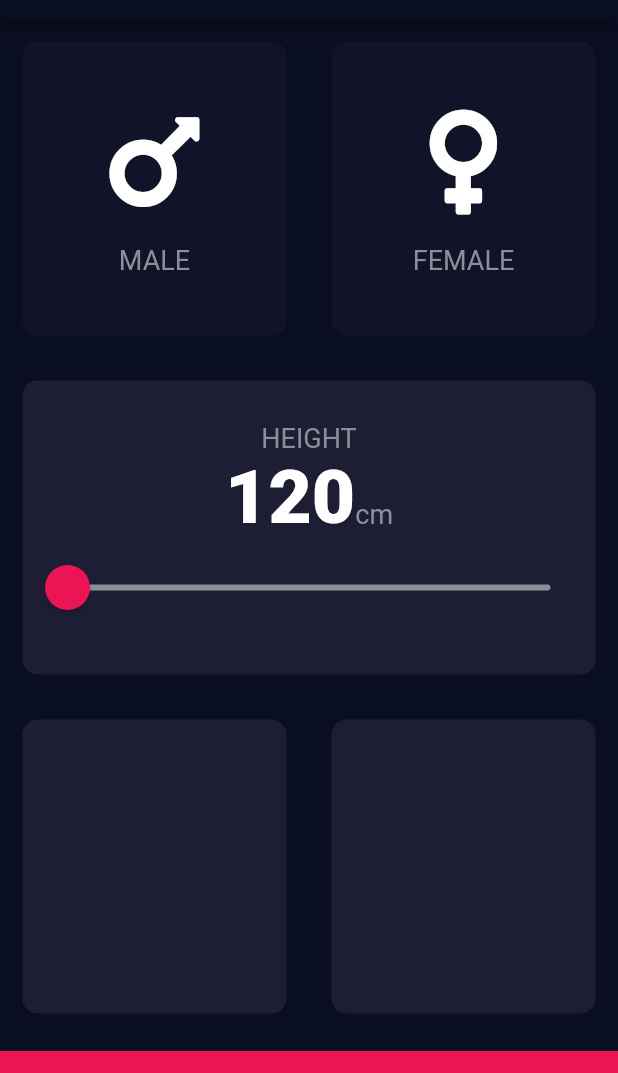
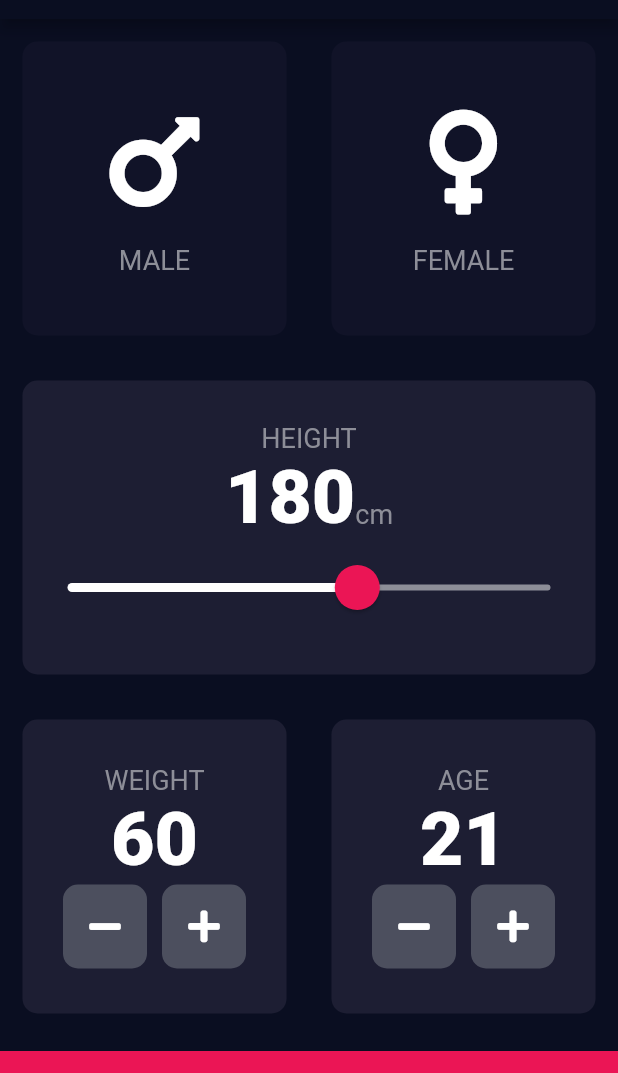
Before and after one commit to AmbujaAK/bmi-calculator-flutter, a Flutter app: the screen it shows after launch, on a phone screen of 412 x 824 dp, the part 65-1138 px from its top. Run offline on Flutter 3.47's test engine with Material 2 defaults, Android fonts, the phone set to English and light mode, and no system bars; our stand-ins replace font_awesome_flutter.

Commit message:
RoundIconButton created and implemented to age and weight card

```diff
--- a/lib/input-page.dart
+++ b/lib/input-page.dart
@@ -17,7 +17,9 @@ class InputPage extends StatefulWidget {
 class _InputPageState extends State<InputPage> {
 
   Gender selectedGender ;
-  int height = 120;
+  int height = 180;
+  int weight = 60;
+  int age = 21;
 
   @override
   Widget build(BuildContext context) {
@@ -125,13 +127,84 @@ class _InputPageState extends State<InputPage> {
               mainAxisAlignment: MainAxisAlignment.center,
               children: [
                 Expanded(
-                  flex: 1,
-                  child: ReusableCard(color: kActiveCardColor,
+                  child: ReusableCard(
+                    color: kActiveCardColor,
+                    cardChild: Column(
+                      mainAxisAlignment: MainAxisAlignment.center,
+                      children: [
+                        Text(
+                          'WEIGHT',
+                          style: kLabelTextStyle,
+                        ),
+                        Text(
+                          weight.toString(),
+                          style: kNumberTextStyle,
+                        ),
+                        Row(
+                          mainAxisAlignment: MainAxisAlignment.center,
+                          children: [
+                            RoundIconButton(
+                              onPressed: (){
+                                setState(() {
+                                  weight--;
+                                });
+                              },
+                              icon: FontAwesomeIcons.minus,
+                            ),
+                            SizedBox(width: 10.0,),
+                            RoundIconButton(
+                              icon: FontAwesomeIcons.plus,
+                              onPressed: (){
+                                setState(() {
+                                  weight++;
+                                });
+                              },
+                            ),
+                          ],
+                        )
+                      ],
+                    ),
                   ),
                 ),
                 Expanded(
-                  flex: 1,
-                  child: ReusableCard(color: kActiveCardColor,),
+                  child: ReusableCard(
+                    color: kActiveCardColor,
+                    cardChild: Column(
+                      mainAxisAlignment: MainAxisAlignment.center,
+                      children: [
+                        Text(
+                          'AGE',
+                          style: kLabelTextStyle,
+                        ),
+                        Text(
+                          age.toString(),
+                          style: kNumberTextStyle,
+                        ),
+                        Row(
+                          mainAxisAlignment: MainAxisAlignment.center,
+                          children: [
+                            RoundIconButton(
+                              icon: FontAwesomeIcons.minus,
+                              onPressed: (){
+                                setState(() {
+                                  age--;
+                                });
+                              },
+                            ),
+                            SizedBox(width: 10.0,),
+                            RoundIconButton(
+                              icon: FontAwesomeIcons.plus,
+                              onPressed: (){
+                                setState(() {
+                                  age++;
+                                });
+                              },
+                            )
+                          ],
+                        )
+                      ],
+                    ),
+                  ),
                 ),
               ],
             ),
@@ -147,3 +220,28 @@ class _InputPageState extends State<InputPage> {
     );
   }
 }
+
+class RoundIconButton extends StatelessWidget {
+
+  RoundIconButton({this.icon,@required this.onPressed});
+
+  final IconData icon;
+  final Function onPressed;
+
+  @override
+  Widget build(BuildContext context) {
+    return RawMaterialButton(
+      child: Icon(icon),
+      onPressed: onPressed,
+      elevation: 0.0,
+      constraints: BoxConstraints.tightFor(
+        width: 56.0,
+        height: 56.0
+      ),
+      shape: RoundedRectangleBorder(
+        borderRadius: BorderRadius.circular(10.0)
+      ),
+      fillColor: Color(0xFF4C4F5E),
+    );
+  }
+}
```
